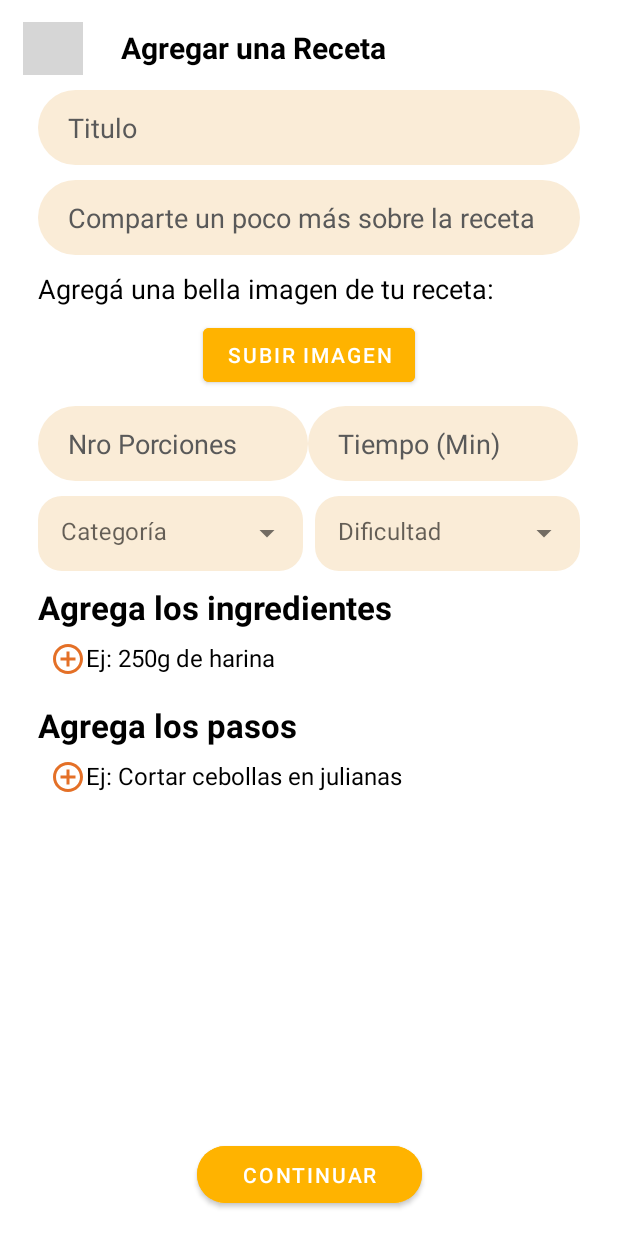
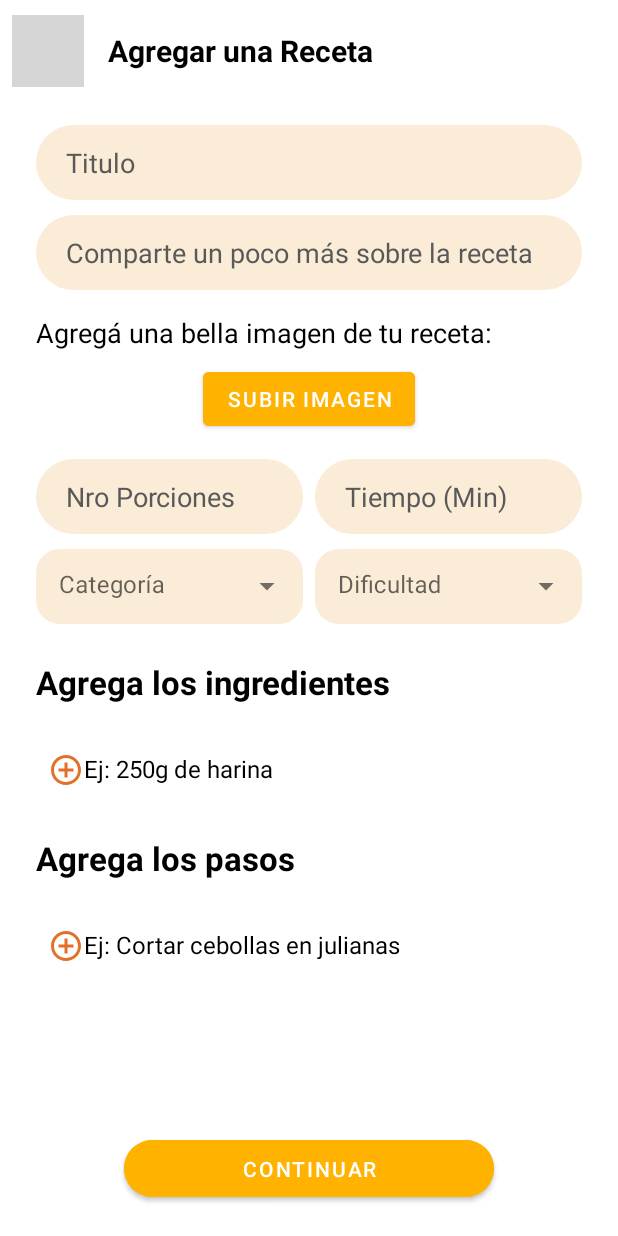
Before and after one commit to lbagnus/BITE-APP, an Android app: the AgregarRecetaActivity screen opened directly, with no data from a screen before it, on a phone screen of 412 x 824 dp. Run offline under Robolectric (Android 15) with nearby library versions, the phone set to English and light mode, and no system bars; our stand-ins replace Room's generated code; network calls fail; pictures from the network do not load; grey boxes are pictures that could not be loaded.

Commit message:
estilos cuasi responsive

```diff
--- a/app/src/main/res/layout/activity_agregar_receta.xml
+++ b/app/src/main/res/layout/activity_agregar_receta.xml
@@ -3,8 +3,7 @@
     xmlns:app="http://schemas.android.com/apk/res-auto"
     xmlns:tools="http://schemas.android.com/tools"
     android:layout_width="match_parent"
-    android:layout_height="match_parent"
-    android:orientation="vertical">
+    android:layout_height="match_parent">
 
     <LinearLayout
         android:id="@+id/primerRenglon"
@@ -12,46 +11,65 @@
         android:layout_height="wrap_content"
         android:gravity="center_vertical"
         android:orientation="horizontal"
-        app:layout_constraintTop_toTopOf="parent"> <ImageButton
+        android:paddingTop="10dp"
+        android:paddingBottom="5dp"
+        app:layout_constraintTop_toTopOf="parent"
+        app:layout_constraintStart_toStartOf="parent"
+        app:layout_constraintEnd_toEndOf="parent">
+
+        <ImageButton
             android:id="@+id/btnVolver"
-        android:layout_width="40dp"
-        android:layout_height="40dp"
-        android:layout_marginStart="15dp"
-        android:layout_marginTop="10dp"
+            android:layout_width="48dp"
+            android:layout_height="48dp"
             android:background="@android:color/transparent"
             android:contentDescription="Back"
-        android:src="@drawable/baseline_arrow_back_24" />
-
-        <TextView
-            android:id="@+id/recetaTitulo"
-            android:layout_width="wrap_content"
+            android:src="@drawable/baseline_arrow_back_24"
+            android:layout_marginStart="8dp"
+            android:padding="4dp" /> <TextView
+        android:id="@+id/recetaTituloCabecera"
+        android:layout_width="0dp"
         android:layout_height="wrap_content"
-            android:layout_marginTop="4dp"
-            android:paddingStart="25dp"
-            android:paddingTop="5dp"
+        android:layout_weight="1"
         android:text="Agregar una Receta"
+        android:textSize="20sp"
+        android:textStyle="bold"
         android:textColor="@color/black"
-            android:textSize="20sp"
-            android:textStyle="bold" />
-    </LinearLayout>
+        android:layout_marginStart="16dp"
+        android:layout_marginEnd="16dp"
+        android:gravity="start"/> </LinearLayout>
 
     <Button
         android:id="@+id/continuarButton"
-        android:layout_width="150dp"
+        android:layout_width="0dp"
         android:layout_height="50dp"
-        android:layout_marginBottom="16dp"
-        android:backgroundTint="@color/amarillo"
+        android:layout_marginBottom="20dp"
+        android:layout_marginHorizontal="32dp" android:backgroundTint="@color/amarillo"
         android:text="@string/continuar"
         android:textColor="#FFFFFF"
         app:cornerRadius="25dp"
-        app:layout_constraintBottom_toBottomOf="parent"       app:layout_constraintEnd_toEndOf="parent"           app:layout_constraintStart_toStartOf="parent" />    <ScrollView
-    android:layout_width="match_parent"
-    android:layout_height="0dp"                              android:fillViewport="true"                            app:layout_constraintBottom_toTopOf="@id/continuarButton" app:layout_constraintTop_toBottomOf="@id/primerRenglon">   <LinearLayout
+        app:layout_constraintBottom_toBottomOf="parent"
+        app:layout_constraintEnd_toEndOf="parent"
+        app:layout_constraintStart_toStartOf="parent"
+        app:layout_constraintWidth_percent="0.6" />
+
+    <androidx.core.widget.NestedScrollView
+    android:layout_width="0dp"
+    android:layout_height="0dp"
+    android:fillViewport="true"
+    app:layout_constraintTop_toBottomOf="@id/primerRenglon"
+    app:layout_constraintBottom_toTopOf="@id/continuarButton"
+    app:layout_constraintStart_toStartOf="parent"
+    app:layout_constraintEnd_toEndOf="parent"
+    android:paddingHorizontal="24dp"
+    android:paddingTop="10dp"
+    android:paddingBottom="20dp" >
+
+    <LinearLayout
         android:layout_width="match_parent"
         android:layout_height="wrap_content"
-    android:layout_marginHorizontal="25dp"
-    android:orientation="vertical"
-    android:paddingBottom="20dp"> <EditText
+        android:orientation="vertical">
+
+        <EditText
             android:id="@+id/titulo"
             android:layout_width="match_parent"
             android:layout_height="50dp"
@@ -62,7 +80,7 @@
             android:inputType="text"
             android:paddingHorizontal="20dp"
             android:textColor="@color/gris"
-    android:textColorHint="@color/gris" />
+            android:textColorHint="@color/gris"/>
 
         <EditText
             android:id="@+id/descripcion"
@@ -81,26 +99,37 @@
             android:id="@+id/tituloMultimedia"
             android:layout_width="wrap_content"
             android:layout_height="wrap_content"
-        android:layout_marginTop="10dp"
+            android:layout_marginTop="16dp"
             android:text="Agregá una bella imagen de tu receta:"
-        android:textColor="@color/black"
             android:textSize="18sp"
-        app:layout_constraintStart_toStartOf="parent"
-        app:layout_constraintTop_toTopOf="parent" />
+            android:textColor="@color/black"/>
 
         <Button
             android:id="@+id/btnSubirImagen"
             android:layout_width="wrap_content"
             android:layout_height="wrap_content"
-        android:layout_gravity="center"
+            android:layout_gravity="center_horizontal"
             android:layout_marginTop="8dp"
             android:backgroundTint="@color/amarillo"
             android:text="Subir Imagen"
-        android:textColor="@color/white"
-        android:textColorHint="@color/white" />
+            android:textColor="@color/white" />
 
         <ImageView
             android:id="@+id/imagenSeleccionada"
+            android:layout_width="match_parent"
+            android:layout_height="150dp"
+            android:layout_gravity="center_horizontal"
+            android:layout_marginTop="8dp"
+            android:contentDescription="Imagen seleccionada"
+            android:scaleType="centerCrop"
+            android:visibility="gone"
+            app:layout_constraintDimensionRatio="1:1"
+            app:layout_constraintWidth_percent="0.4"
+            tools:layout_editor_absoluteX="110dp"
+            tools:layout_editor_absoluteY="296dp" />
+
+        <ImageView
+            android:id="@+id/imagenSeleccionad2"
             android:layout_width="150dp"
             android:layout_height="150dp"
             android:layout_marginTop="8dp"
@@ -108,33 +137,35 @@
             android:scaleType="centerCrop"
             android:visibility="gone" />
 
+
+
         <LinearLayout
             android:layout_width="match_parent"
             android:layout_height="wrap_content"
-        android:orientation="horizontal">
-
+            android:orientation="horizontal"
+            android:layout_marginTop="16dp"
+            android:weightSum="2">
             <EditText
             android:id="@+id/porciones"
-            android:layout_width="180dp"
-            android:layout_height="50dp"
-            android:layout_marginTop="10dp"
+            android:layout_width="0dp" android:layout_height="50dp"
+            android:layout_weight="1"
+            android:layout_marginEnd="8dp"
             android:background="@drawable/text_background"
             android:backgroundTint="@color/beige"
             android:hint="Nro Porciones"
-            android:inputType="text"
+            android:inputType="number"
             android:paddingHorizontal="20dp"
             android:textColor="@color/gris"
-            android:textColorHint="@color/gris" />
+            android:textColorHint="@color/gris"/>
 
             <EditText
                 android:id="@+id/tiempo"
-            android:layout_width="180dp"
-            android:layout_height="50dp"
-            android:layout_marginTop="10dp"
+                android:layout_width="0dp" android:layout_height="50dp"
+                android:layout_weight="1"
                 android:background="@drawable/text_background"
                 android:backgroundTint="@color/beige"
                 android:hint="Tiempo (Min)"
-            android:inputType="text"
+                android:inputType="number"
                 android:paddingHorizontal="20dp"
                 android:textColor="@color/gris"
                 android:textColorHint="@color/gris" />
@@ -149,14 +180,17 @@
             <com.google.android.material.textfield.TextInputLayout
                 android:id="@+id/dropdownCategoriaLayout"
                 style="@style/NoLineDropdown"
-            android:layout_width="0dp" android:layout_height="wrap_content"
-            android:hint="Categoría" android:layout_weight="1"
+                android:layout_width="0dp"
+                android:layout_height="wrap_content"
+                android:hint="Categoría"
+                android:layout_weight="1"
                 app:boxBackgroundMode="filled"
                 app:boxStrokeColor="@android:color/transparent"
                 android:layout_marginEnd="8dp">
                 <AutoCompleteTextView
                     android:id="@+id/dropdownCategoria"
-                android:layout_width="match_parent" android:layout_height="50dp"
+                    android:layout_width="match_parent"
+                    android:layout_height="50dp"
                     android:background="@drawable/bg_rounded_beige"
                     android:backgroundTint="@color/beige"
                     android:inputType="none"
@@ -166,11 +200,11 @@
                     app:boxStrokeWidthFocused="0dp" />
             </com.google.android.material.textfield.TextInputLayout>
 
-
             <com.google.android.material.textfield.TextInputLayout
                 android:id="@+id/dropdownLayout"
                 style="@style/NoLineDropdown"
-                android:layout_width="0dp" android:layout_height="wrap_content"
+                android:layout_width="0dp"
+                android:layout_height="wrap_content"
                 android:hint="Dificultad"
                 android:layout_weight="1"
                 app:boxBackgroundMode="filled"
@@ -178,7 +212,8 @@
 
                 <AutoCompleteTextView
                     android:id="@+id/dropdown"
-                    android:layout_width="match_parent" android:layout_height="50dp"
+                    android:layout_width="match_parent"
+                    android:layout_height="50dp"
                     android:background="@drawable/bg_rounded_beige"
                     android:backgroundTint="@color/beige"
                     android:inputType="none"
@@ -187,16 +222,13 @@
                     app:boxStrokeWidth="0dp"
                     app:boxStrokeWidthFocused="0dp" />
             </com.google.android.material.textfield.TextInputLayout>
-
         </LinearLayout>
 
         <TextView
             android:id="@+id/IngredientesTitulo"
             android:layout_width="wrap_content"
             android:layout_height="wrap_content"
-        android:layout_marginTop="4dp"
-        android:paddingTop="5dp"
-        android:text="Agrega los ingredientes"
+            android:layout_marginTop="24dp" android:text="Agrega los ingredientes"
             android:textColor="@color/black"
             android:textSize="22sp"
             android:textStyle="bold" />
@@ -205,7 +237,8 @@
             android:id="@+id/layoutIngredientes"
             android:layout_width="match_parent"
             android:layout_height="wrap_content"
-        android:orientation="vertical" />
+            android:orientation="vertical"
+            android:padding="8dp" />
 
         <TextView
             android:id="@+id/btnAgregarIngrediente"
@@ -217,15 +250,12 @@
             android:textColor="@color/black"
             android:textSize="16sp"
             app:drawableStartCompat="@drawable/add_outlined"
-        app:drawableTint="@color/orange" />
-
-    <TextView
+            app:drawableTint="@color/orange"
+            android:layout_marginTop="8dp"/> <TextView
         android:id="@+id/PasosTitulo"
         android:layout_width="wrap_content"
         android:layout_height="wrap_content"
-        android:layout_marginTop="4dp"
-        android:paddingTop="5dp"
-        android:text="Agrega los pasos"
+        android:layout_marginTop="24dp" android:text="Agrega los pasos"
         android:textColor="@color/black"
         android:textSize="22sp"
         android:textStyle="bold" />
@@ -234,7 +264,8 @@
             android:id="@+id/layoutPasos"
             android:layout_width="match_parent"
             android:layout_height="wrap_content"
-        android:orientation="vertical" />
+            android:orientation="vertical"
+            android:padding="8dp" />
 
         <TextView
             android:id="@+id/btnAgregarPasos"
@@ -246,9 +277,8 @@
             android:textColor="@color/black"
             android:textSize="16sp"
             app:drawableStartCompat="@drawable/add_outlined"
-        app:drawableTint="@color/orange" />
-
-</LinearLayout>
-</ScrollView>
+            app:drawableTint="@color/orange"
+            android:layout_marginTop="8dp"/> </LinearLayout>
+</androidx.core.widget.NestedScrollView>
 
 </androidx.constraintlayout.widget.ConstraintLayout>
--- a/app/src/main/res/layout/activity_agregar_titulo_receta.xml
+++ b/app/src/main/res/layout/activity_agregar_titulo_receta.xml
@@ -27,7 +27,7 @@
             android:layout_height="wrap_content"
             android:layout_marginTop="4dp"
             android:text="Agrega el título de tu nueva receta"
-            android:textSize="20sp"
+            android:textSize="16sp"
             android:textStyle="bold"
             android:textColor="@color/black"
             android:paddingStart="25dp"
@@ -55,7 +55,7 @@
             />
         <Button
             android:id="@+id/continuarButton"
-            android:layout_width="150dp"
+            android:layout_width="wrap_content"
             android:layout_height="50dp"
             android:layout_marginTop="16dp"
             android:text="@string/continuar"
--- a/app/src/main/res/layout/activity_forgot_password.xml
+++ b/app/src/main/res/layout/activity_forgot_password.xml
@@ -100,7 +100,7 @@
     <!-- Botón continuar -->
     <com.google.android.material.button.MaterialButton
         android:id="@+id/continueButton"
-        android:layout_width="140dp"
+        android:layout_width="wrap_content"
         android:layout_height="50dp"
         android:layout_marginTop="16dp"
         android:backgroundTint="@color/amarillo"
--- a/app/src/main/res/layout/activity_login.xml
+++ b/app/src/main/res/layout/activity_login.xml
@@ -70,7 +70,7 @@
 
         <Button
             android:id="@+id/loginButton"
-            android:layout_width="150dp"
+            android:layout_width="wrap_content"
             android:layout_height="50dp"
             android:layout_marginTop="16dp"
             android:text="@string/continuar"
--- a/app/src/main/res/layout/activity_reset_password.xml
+++ b/app/src/main/res/layout/activity_reset_password.xml
@@ -65,13 +65,13 @@
 
     <Button
         android:id="@+id/continueButton"
-        android:layout_width="180dp"
+        android:layout_width="wrap_content"
         android:layout_height="50dp"
         app:cornerRadius="25dp"
         android:text="@string/continuar"
         android:textColor="@color/white"
         android:backgroundTint="@color/amarillo"
-        android:enabled="false"
+        android:enabled="true"
         android:elevation="4dp"
         android:layout_marginTop="16dp"
         app:layout_constraintStart_toStartOf="parent"
```
Also changed, not shown: app/src/main/java/com/oasis/bite/MainActivity.kt (+4 -6 lines), app/src/main/res/layout/activity_comentario.xml (+59 -49 lines), app/src/main/res/layout/activity_verify_code.xml (+41 -28 lines), app/src/main/res/layout/fragment_dashboard.xml (+8 -2 lines), app/src/main/res/layout/fragment_home.xml (+6 -7 lines), app/src/main/res/layout/fragment_notifications.xml (+8 -3 lines), app/src/main/res/layout/fragment_receta.xml (+57 -104 lines). Lines whose indentation alone changed are shown as unchanged.
